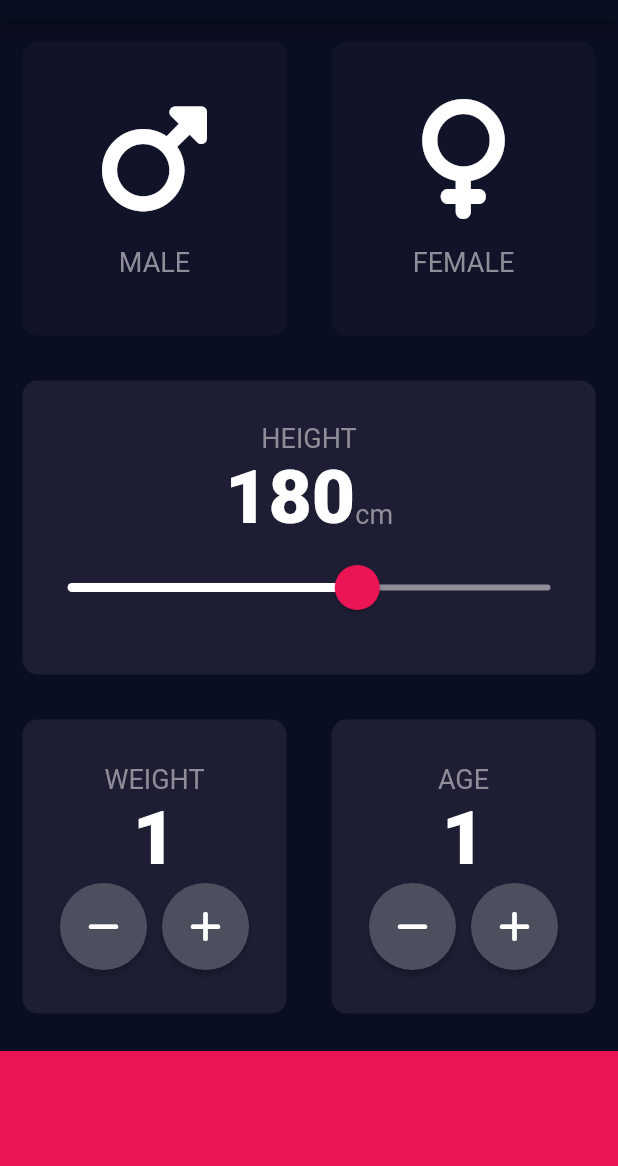
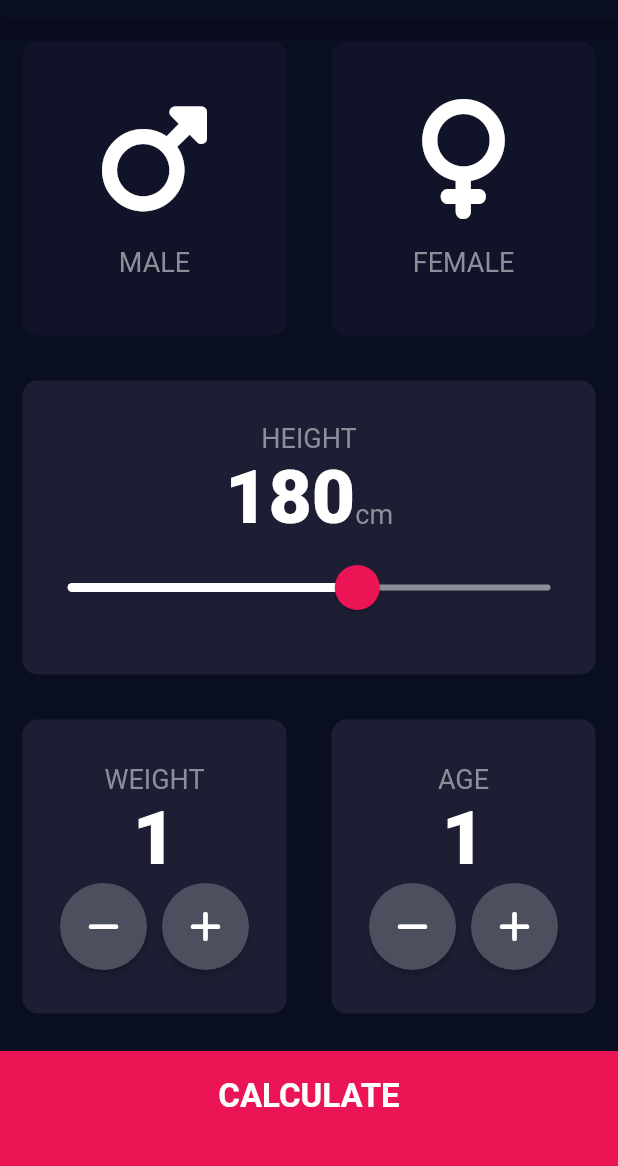
Before and after one commit to pranaypatel512/flutter_bmi_calculator, a Flutter app: the screen it shows after launch, on a phone screen of 412 x 824 dp, the part 65-1231 px from its top. Run offline on Flutter 3.47's test engine with Material 2 defaults, Android fonts, the phone set to English and light mode, and no system bars; our stand-ins replace font_awesome_flutter.

```diff
--- /dev/null
+++ b/lib/componants/bottom_button.dart
@@ -0,0 +1,31 @@
+import 'package:flutter/material.dart';
+import 'package:flutter_bmi_calculator/constance.dart';
+
+class BottomButtonWidget extends StatelessWidget {
+  const BottomButtonWidget({
+    super.key,
+    required this.onClick,
+    required this.label,
+  });
+
+  final VoidCallback onClick;
+  final String label;
+  @override
+  Widget build(BuildContext context) {
+    return GestureDetector(
+      onTap: onClick,
+      child: Container(
+        child: Center(
+            child: Text(
+          label,
+          style: kLargeButtonTextStyle,
+        )),
+        color: kBottomContainerColor,
+        width: double.infinity,
+        height: kBottomContainerHeight,
+        padding: EdgeInsets.only(bottom: 20.0),
+        margin: const EdgeInsets.only(top: 10.0),
+      ),
+    );
+  }
+}
--- /dev/null
+++ b/lib/componants/rounded_icon_button.dart
@@ -0,0 +1,23 @@
+import 'package:flutter/material.dart';
+
+class RoundedIconButton extends StatelessWidget {
+  const RoundedIconButton(
+      {super.key,
+      required this.onClick,
+      required this.fillColor,
+      required this.child});
+
+  final VoidCallback onClick;
+  final Color fillColor;
+  final Widget child;
+  @override
+  Widget build(BuildContext context) {
+    return RawMaterialButton(
+      child: child,
+      onPressed: onClick,
+      shape: CircleBorder(),
+      fillColor: fillColor,
+      constraints: BoxConstraints.tightFor(width: 58.0, height: 58.0),
+    );
+  }
+}
--- a/lib/constance.dart
+++ b/lib/constance.dart
@@ -9,3 +9,10 @@ const kInActiveCardColor = Color(0xFF111328);
 const kLabelTextStyle = TextStyle(fontSize: 18.0, color: Color(0xFF8D8E98));
 const kLabelLargeTextStyle = TextStyle(
     fontSize: 50.0, color: Color(0xFFFFFFFF), fontWeight: FontWeight.w900);
+
+const kLargeButtonTextStyle = TextStyle(
+    fontSize: 22.0, color: Color(0xFFFFFFFF), fontWeight: FontWeight.bold);
+const kTitleTextStyle = TextStyle(fontSize: 50.0, fontWeight: FontWeight.bold);
+const kResultTextStyle = TextStyle(
+    color: Color(0xFF24D876), fontSize: 22.0, fontWeight: FontWeight.bold);
+const kBMITextStyle = TextStyle(fontSize: 100.0, fontWeight: FontWeight.bold);
--- a/lib/main.dart
+++ b/lib/main.dart
@@ -1,5 +1,5 @@
 import 'package:flutter/material.dart';
-import 'package:flutter_bmi_calculator/input_page.dart';
+import 'screens/input_page.dart';
 
 void main() {
   runApp(const MyApp());
--- a/lib/input_page.dart
+++ b/lib/screens/input_page.dart
@@ -1,9 +1,12 @@
 import 'package:flutter/material.dart';
+import 'package:flutter_bmi_calculator/componants/bottom_button.dart';
+import 'package:flutter_bmi_calculator/componants/reusable_card.dart';
 import 'package:flutter_bmi_calculator/constance.dart';
-import 'package:flutter_bmi_calculator/icons_content.dart';
+import 'package:flutter_bmi_calculator/componants/icons_content.dart';
+import 'package:flutter_bmi_calculator/screens/result_page.dart';
+import 'package:flutter_bmi_calculator/componants/rounded_icon_button.dart';
 import 'package:font_awesome_flutter/font_awesome_flutter.dart';
 
-import 'reusable_card.dart';
 
 enum Gender { male, female }
 
@@ -218,36 +221,15 @@ class _MyHomePageState extends State<MyHomePage> {
                 ],
               ),
             ),
-            Container(
-              color: kBottomContainerColor,
-              width: double.infinity,
-              height: kBottomContainerHeight,
-              margin: const EdgeInsets.only(top: 10.0),
+            BottomButtonWidget(
+              label: 'CALCULATE',
+              onClick: () {
+                Navigator.of(context).push(
+                    MaterialPageRoute(builder: ((context) => ResultPage())));
+              },
             )
           ],
         ) // This trailing comma makes auto-formatting nicer for build methods.
         );
   }
 }
-
-class RoundedIconButton extends StatelessWidget {
-  const RoundedIconButton(
-      {super.key,
-      required this.onClick,
-      required this.fillColor,
-      required this.child});
-
-  final VoidCallback onClick;
-  final Color fillColor;
-  final Widget child;
-  @override
-  Widget build(BuildContext context) {
-    return RawMaterialButton(
-      child: child,
-      onPressed: onClick,
-      shape: CircleBorder(),
-      fillColor: fillColor,
-      constraints: BoxConstraints.tightFor(width: 58.0, height: 58.0),
-    );
-  }
-}
```
Also changed, not shown: lib/screens/result_page.dart (added, +61 -0 lines), lib/componants/icons_content.dart (renamed from lib/icons_content.dart), lib/componants/reusable_card.dart (renamed from lib/reusable_card.dart).
